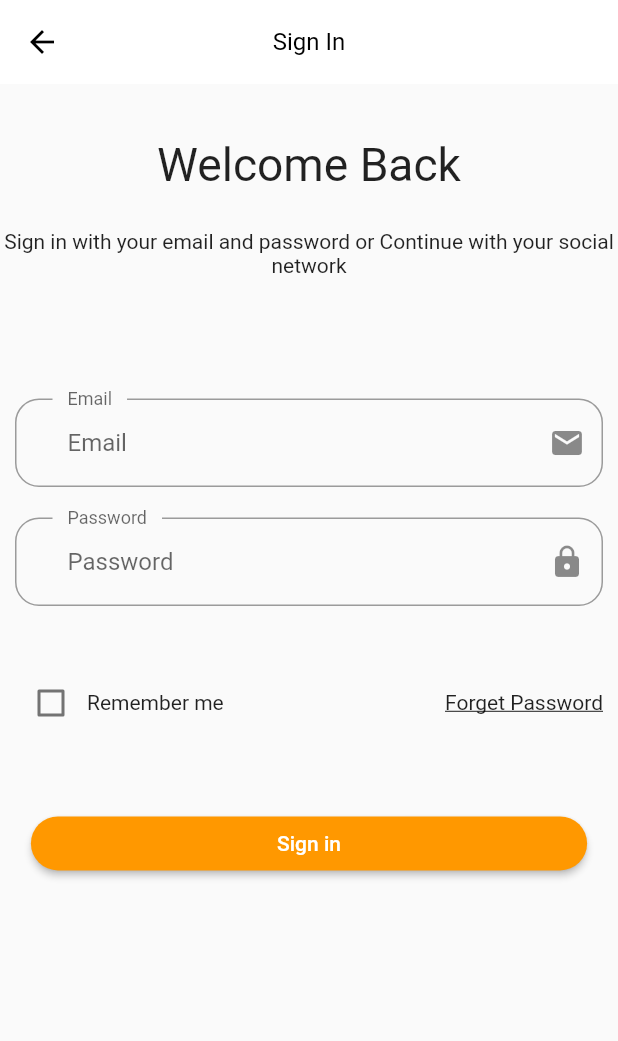
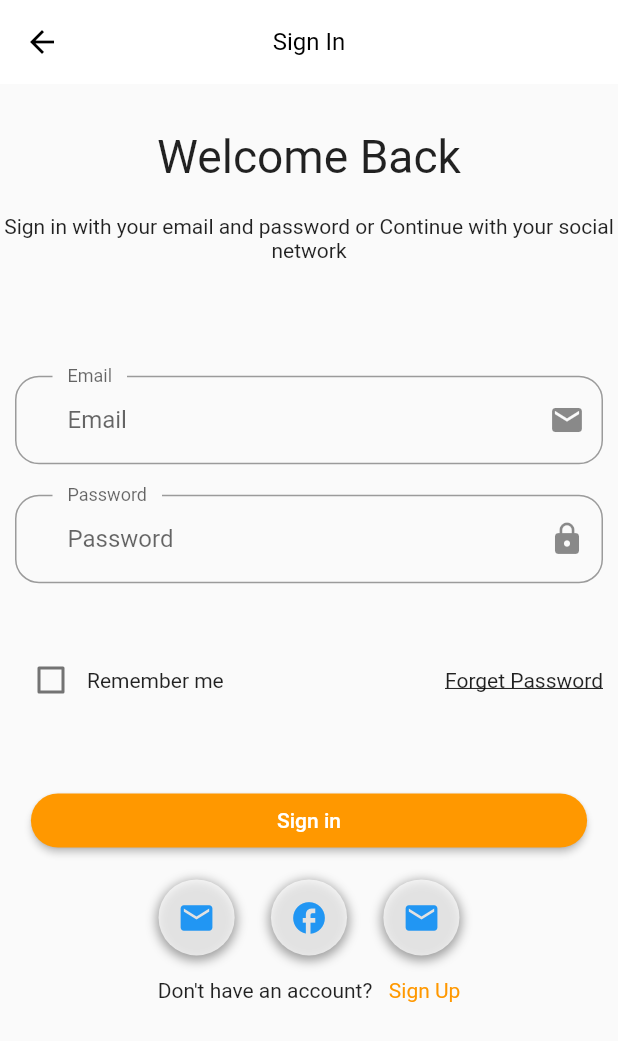
Before and after one commit to mehedi481/E-commerce-App-UI-Flutter, a Flutter app: the screen it shows after launch, after a tap on "Continue", on a phone screen of 412 x 824 dp. Shown: the top 1041 px of the screen. Run offline on Flutter 3.47's test engine with Material 2 defaults, Android fonts, the phone set to English and light mode, and no system bars; our stand-ins replace google_fonts.

Commit message:
signIn page complete

```diff
--- /dev/null
+++ b/lib/components/socialCard.dart
@@ -0,0 +1,43 @@
+import 'package:e_commerce_app_ui/helpers/size_config/size_config.dart';
+import 'package:flutter/material.dart';
+class SocialCard extends StatelessWidget {
+  const SocialCard({
+    Key? key,
+    @required this.icon,
+    @required this.press,
+  }) : super(key: key);
+  final icon;
+  final press;
+  @override
+  Widget build(BuildContext context) {
+    return GestureDetector(
+      onTap: press,
+      child: Container(
+        margin: const EdgeInsets.symmetric(horizontal: 10),
+        padding: EdgeInsets.all(getProportionateScreenWidth(12)),
+        height: getProportionateScreenHeight(50),
+        width: getProportionateScreenWidth(50),
+        decoration: BoxDecoration(
+            color: Colors.white70,
+            shape: BoxShape.circle,
+            boxShadow: [
+              BoxShadow(
+                color: Colors.grey,
+                spreadRadius: 1.5,
+                blurRadius: 5.0,
+                offset: Offset(0, 2),
+              )
+            ]
+            // borderRadius: BorderRadius.circular(100)
+            ),
+        child: Center(
+          child: Icon(
+            icon,
+            size: getProportionateScreenHeight(25),
+            color: Colors.blue,
+          ),
+        ),
+      ),
+    );
+  }
+}
--- a/lib/pages/signIn_page/components/body.dart
+++ b/lib/pages/signIn_page/components/body.dart
@@ -1,5 +1,7 @@
+import 'package:e_commerce_app_ui/components/socialCard.dart';
 import 'package:e_commerce_app_ui/components/textFormField.dart';
 import 'package:e_commerce_app_ui/helpers/size_config/size_config.dart';
+import 'package:e_commerce_app_ui/helpers/themes/themes.dart';
 import 'package:flutter/material.dart';
 
 class Body extends StatelessWidget {
@@ -17,7 +19,7 @@ class Body extends StatelessWidget {
           Column(
             children: [
               SizedBox(
-                height: getProportionateScreenHeight(35),
+                height: getProportionateScreenHeight(30),
               ),
               Text(
                 "Welcome Back",
@@ -25,15 +27,13 @@ class Body extends StatelessWidget {
                   fontSize: getProportionateScreenWidth(28),
                 ),
               ),
-              SizedBox(
-                height: getProportionateScreenHeight(25)
-              ),
+              SizedBox(height: getProportionateScreenHeight(20)),
               Text(
                 "Sign in with your email and password or Continue with your social network",
                 textAlign: TextAlign.center,
               ),
               SizedBox(
-                height: getProportionateScreenHeight(55),
+                height: getProportionateScreenHeight(50),
               ),
               Padding(
                 padding: const EdgeInsets.only(
@@ -43,6 +43,51 @@ class Body extends StatelessWidget {
                 ),
                 child: CustomTextFormField(),
               ),
+              SizedBox(
+                height: getProportionateScreenHeight(15),
+              ),
+              Row(
+                mainAxisAlignment: MainAxisAlignment.center,
+                children: [
+                  SocialCard(
+                    icon: Icons.email,
+                    press: () {
+                      print("social card play");
+                    },
+                  ),
+                  SocialCard(
+                    icon: Icons.facebook,
+                    press: () {
+                      print("social card play");
+                    },
+                  ),
+                  SocialCard(
+                    icon: Icons.email,
+                    press: () {
+                      print("social card play");
+                    },
+                  ),
+                ],
+              ),
+              SizedBox(
+                height: getProportionateScreenHeight(15),
+              ),
+              Row(
+                mainAxisAlignment: MainAxisAlignment.center,
+                children: [
+                  Text("Don't have an account?"),
+                  SizedBox(
+                    width: getProportionateScreenWidth(10),
+                  ),
+                  InkWell(
+                    onTap: () {},
+                    child: Text(
+                      "Sign Up",
+                      style: TextStyle(color: kPrimaryColor),
+                    ),
+                  )
+                ],
+              )
             ],
           ),
         ],
```
